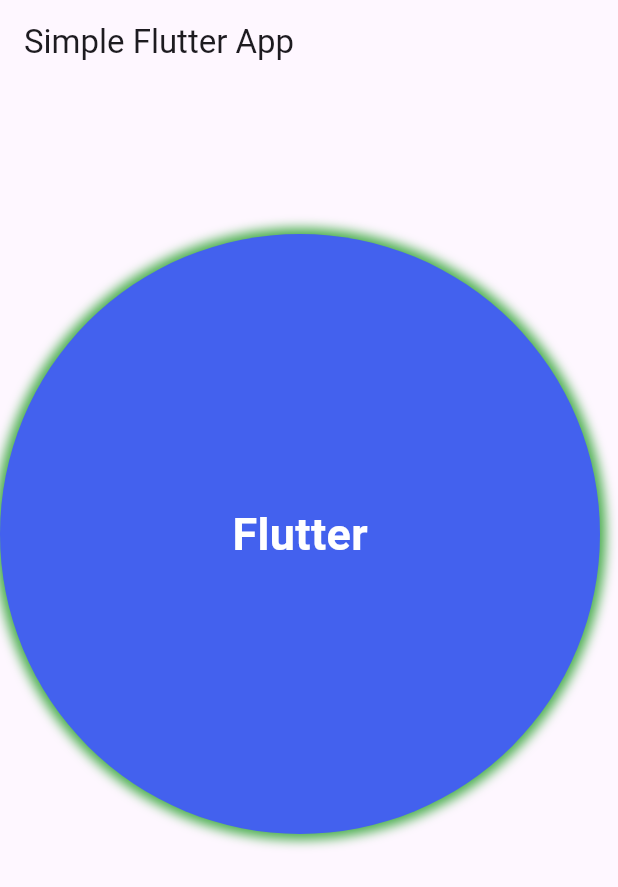
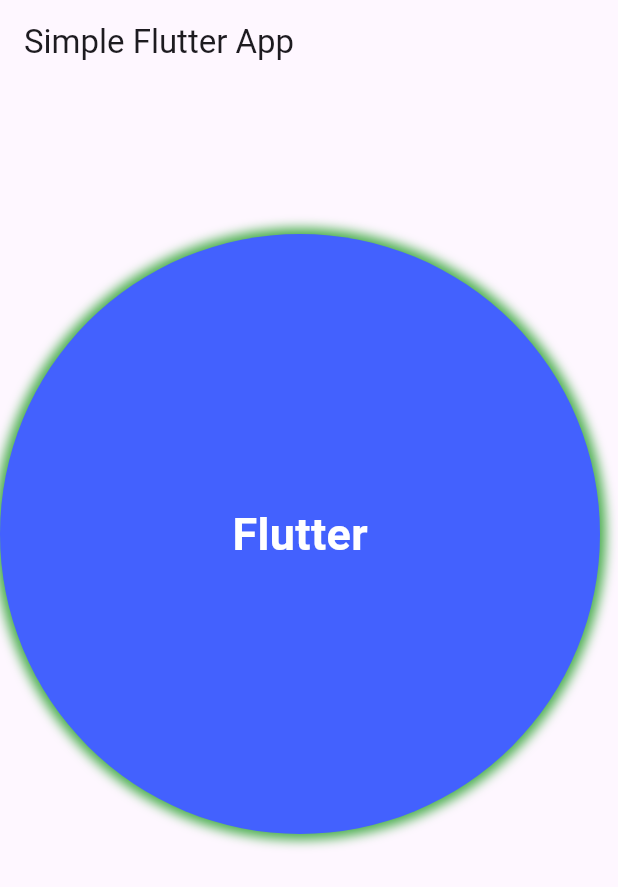
Before and after one commit to NangRotha/learnflutterproject, a Flutter app: the screen it shows after launch, on a phone screen of 412 x 824 dp. Shown: the top 887 px of the screen. Run offline on Flutter 3.47's test engine with Material 3 defaults, Android fonts, the phone set to English and light mode, and no system bars.

Commit message:
2 commit

```diff
--- a/lib/main.dart
+++ b/lib/main.dart
@@ -20,7 +20,7 @@ class MyApp extends StatelessWidget {
           decoration: BoxDecoration(
               shape: BoxShape.circle,
               // borderRadius: BorderRadius.circular(10),
-              color: Color(0xff4361ee),
+              color: Color(0xff4361fe),
               boxShadow: [
                 BoxShadow(color: Colors.green, blurRadius: 6, spreadRadius: 4),
               ]),
```
